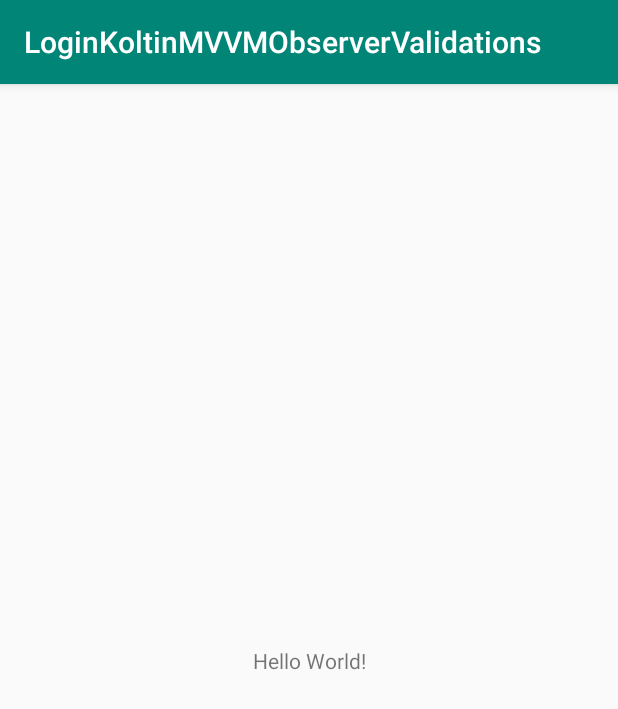
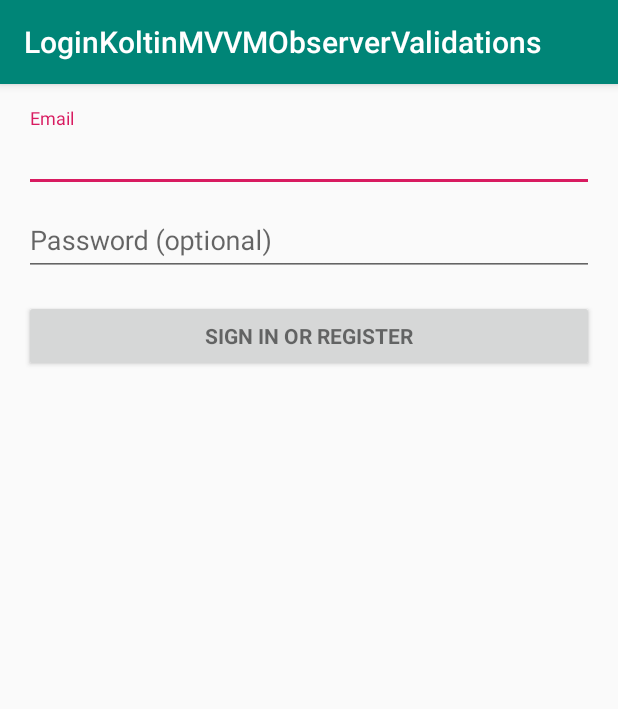
Before and after one commit to chrisyudev/Login-Android, an Android app: the screen it shows after launch (LoginActivity), on a phone screen of 412 x 824 dp. Shown: the top 709 px of the screen. Run offline under Robolectric (Android 15) with nearby library versions, the phone set to English and light mode, and no system bars.

Commit message:
login page layout done

```diff
--- a/app/build.gradle
+++ b/app/build.gradle
@@ -25,6 +25,7 @@ android {
 dependencies {
     implementation fileTree(dir: 'libs', include: ['*.jar'])
     implementation"org.jetbrains.kotlin:kotlin-stdlib-jdk7:$kotlin_version"
+    implementation 'com.android.support:design:28.0.0'
     implementation 'com.android.support:appcompat-v7:28.0.0'
     implementation 'com.android.support.constraint:constraint-layout:1.1.3'
     testImplementation 'junit:junit:4.12'
--- a/app/src/main/res/layout/activity_login.xml
+++ b/app/src/main/res/layout/activity_login.xml
@@ -1,19 +1,78 @@
 <?xml version="1.0" encoding="utf-8"?>
-<android.support.constraint.ConstraintLayout
-        xmlns:android="http://schemas.android.com/apk/res/android"
-        xmlns:tools="http://schemas.android.com/tools"
-        xmlns:app="http://schemas.android.com/apk/res-auto"
-        android:layout_width="match_parent"
-        android:layout_height="match_parent"
-        tools:context=".LoginActivity">
+<LinearLayout xmlns:android="http://schemas.android.com/apk/res/android"
+              xmlns:tools="http://schemas.android.com/tools"
+              android:layout_width="match_parent"
+              android:layout_height="match_parent"
+              android:gravity="center_horizontal"
+              android:orientation="vertical"
+              android:paddingBottom="@dimen/activity_vertical_margin"
+              android:paddingLeft="@dimen/activity_horizontal_margin"
+              android:paddingRight="@dimen/activity_horizontal_margin"
+              android:paddingTop="@dimen/activity_vertical_margin"
+              tools:context=".LoginActivity">
 
-    <TextView
+    <!-- Login progress -->
+    <ProgressBar
+            android:id="@+id/login_progress"
+            style="?android:attr/progressBarStyleLarge"
             android:layout_width="wrap_content"
             android:layout_height="wrap_content"
-            android:text="Hello World!"
-            app:layout_constraintBottom_toBottomOf="parent"
-            app:layout_constraintLeft_toLeftOf="parent"
-            app:layout_constraintRight_toRightOf="parent"
-            app:layout_constraintTop_toTopOf="parent"/>
+            android:layout_marginBottom="8dp"
+            android:visibility="gone"/>
 
-</android.support.constraint.ConstraintLayout>
+    <ScrollView
+            android:id="@+id/login_form"
+            android:layout_width="match_parent"
+            android:layout_height="match_parent">
+
+        <LinearLayout
+                android:id="@+id/email_login_form"
+                android:layout_width="match_parent"
+                android:layout_height="wrap_content"
+                android:orientation="vertical">
+
+            <android.support.design.widget.TextInputLayout
+                    android:layout_width="match_parent"
+                    android:layout_height="wrap_content">
+
+                <AutoCompleteTextView
+                        android:id="@+id/email"
+                        android:layout_width="match_parent"
+                        android:layout_height="wrap_content"
+                        android:hint="@string/prompt_email"
+                        android:inputType="textEmailAddress"
+                        android:maxLines="1"
+                        android:singleLine="true"/>
+
+            </android.support.design.widget.TextInputLayout>
+
+            <android.support.design.widget.TextInputLayout
+                    android:layout_width="match_parent"
+                    android:layout_height="wrap_content">
+
+                <EditText
+                        android:id="@+id/password"
+                        android:layout_width="match_parent"
+                        android:layout_height="wrap_content"
+                        android:hint="@string/prompt_password"
+                        android:imeActionId="6"
+                        android:imeActionLabel="@string/action_sign_in_short"
+                        android:imeOptions="actionUnspecified"
+                        android:inputType="textPassword"
+                        android:maxLines="1"
+                        android:singleLine="true"/>
+
+            </android.support.design.widget.TextInputLayout>
+
+            <Button
+                    android:id="@+id/email_sign_in_button"
+                    style="?android:textAppearanceSmall"
+                    android:layout_width="match_parent"
+                    android:layout_height="wrap_content"
+                    android:layout_marginTop="16dp"
+                    android:text="@string/action_sign_in"
+                    android:textStyle="bold"/>
+
+        </LinearLayout>
+    </ScrollView>
+</LinearLayout>
--- /dev/null
+++ b/app/src/main/res/values/dimens.xml
@@ -0,0 +1,5 @@
+<resources>
+    <!-- Default screen margins, per the Android Design guidelines. -->
+    <dimen name="activity_horizontal_margin">16dp</dimen>
+    <dimen name="activity_vertical_margin">16dp</dimen>
+</resources>
--- a/app/src/main/res/values/strings.xml
+++ b/app/src/main/res/values/strings.xml
@@ -1,3 +1,15 @@
 <resources>
     <string name="app_name">LoginKoltinMVVMObserverValidations</string>
+
+    <string name="prompt_email">Email</string>
+    <string name="prompt_password">Password (optional)</string>
+    <string name="action_sign_in">Sign in or register</string>
+    <string name="action_sign_in_short">Sign in</string>
+    <string name="error_invalid_email">This email address is invalid</string>
+    <string name="error_invalid_password">This password is too short</string>
+    <string name="error_incorrect_password">This password is incorrect</string>
+    <string name="error_field_required">This field is required</string>
+    <string name="permission_rationale">"Contacts permissions are needed for providing email
+        completions."
+    </string>
 </resources>
```
